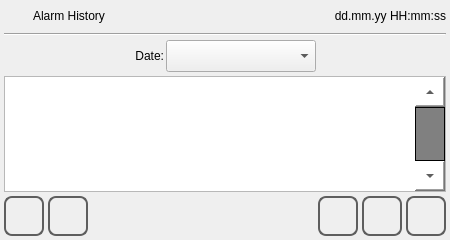
Old version of the form qt_library/ATCMalarms/alarms_history.ui in the repository MECTsrl/mect_plugins.
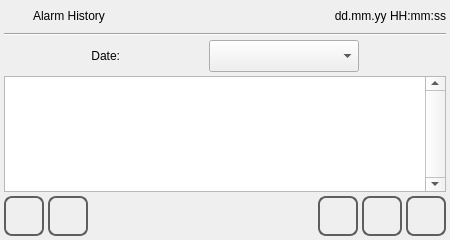
New version of the form. Icons and pictures are not drawn.

```diff
--- a/qt_library/ATCMalarms/alarms_history.ui
+++ b/qt_library/ATCMalarms/alarms_history.ui
@@ -26,7 +26,28 @@
    <string>alarms_history</string>
   </property>
   <property name="styleSheet">
-   <string notr="true"/>
+   <string notr="true">QPushButton  {
+	qproperty-focusPolicy: NoFocus;
+	border-radius: 8px;
+	border: 2px solid  rgb(94, 94, 94);
+	qproperty-iconSize: 24px 24px;
+}
+QPushButton:pressed
+{
+	border: 2px solid  rgb(194, 194, 194);
+	background-color:  rgb(255, 255, 127);
+}
+QPushButton:disabled
+{
+	border: 2px solid  rgb(194, 194, 194);
+}
+QComboBox  {	
+	min-height: 30px;
+	font-size: 20px;
+}
+QScrollBar:vertical {
+	width: 20px;
+}</string>
   </property>
   <layout class="QVBoxLayout" name="verticalLayout">
    <property name="spacing">
@@ -150,6 +171,22 @@
        </property>
       </widget>
      </item>
+     <item>
+      <spacer name="horizontalSpacer_4">
+       <property name="orientation">
+        <enum>Qt::Horizontal</enum>
+       </property>
+       <property name="sizeType">
+        <enum>QSizePolicy::MinimumExpanding</enum>
+       </property>
+       <property name="sizeHint" stdset="0">
+        <size>
+         <width>10</width>
+         <height>20</height>
+        </size>
+       </property>
+      </spacer>
+     </item>
      <item>
       <widget class="QComboBox" name="comboBoxDate">
        <property name="sizePolicy">
@@ -165,43 +202,7 @@
         </size>
        </property>
        <property name="styleSheet">
-        <string notr="true">QComboBox  {	
-	min-height: 30px;
-	font-size: 20px;
-}
-/* Sets up scrollbar size, border, color */
- QScrollBar:vertical {
-     border: 2px solid grey;
-     background: SlateGray;
-     width: 30px;
-     margin: 22px 0 22px 0;
- }
- QScrollBar::handle:vertical {
-     background: LightGray;
-     min-height: 20px;
- }
- QScrollBar::add-line:vertical {
-     border: 2px solid DarkGray;
-     background: LightGray;
-     height: 30px;
-     subcontrol-position: bottom;
-     subcontrol-origin: margin;
- }
-
- QScrollBar::sub-line:vertical {
-     border: 2px solid DarkGray;
-     background: LightGray;
-     height: 30px;
-     subcontrol-position: top;
-     subcontrol-origin: margin;
- }
- QScrollBar::up-arrow:vertical, QScrollBar::down-arrow:vertical {
-     border: 2px solid grey;
-     width: 3px;
-     height: 3px;
-     background: Yellow;
- }
-</string>
+        <string notr="true"/>
        </property>
       </widget>
      </item>
@@ -247,67 +248,7 @@
 {
 	font: 16pt &quot;DejaVu Sans Mono&quot;;
 }
-QScrollBar:vertical
-{
-        border-top: 30px solid #999999;
-        border-bottom: 30px solid #999999;
-        background:white;
-        width:30px;    
-        margin: 0px 0px 0px 0px;
-}
-QScrollBar::handle:vertical 
-{
-        border: 1px solid black;
-	    background: rgb(128, 128, 128);
-        min-height: 10px;
-}
-QScrollBar::add-line:vertical
-{
-        height: 30px;
-	    background: rgb(255, 255, 255);
-        subcontrol-position: bottom;
-        subcontrol-origin: margin;
-	image: url(:/libicons/img/Down.png);
-}
-QScrollBar::sub-line:vertical 
-{
-       height: 30px;
-	    background: rgb(255, 255, 255);
-        subcontrol-position: top;
-	    subcontrol-origin: margin;
-	image: url(:/libicons/img/Up.png);
-}
-
-QScrollBar:horizontal
-{
-        border-left: 30px solid #999999;
-        border-right: 30px solid #999999;
-        background:white;
-        height:30px;    
-        margin: 0px 0px 0px 0px;
-}
-QScrollBar::handle:horizontal 
-{
-        border: 1px solid black;
-	    background: rgb(128, 128, 128);
-        min-width: 10px;
-}
-QScrollBar::add-line:horizontal
-{
-        width: 30px;
-	    background: rgb(255, 255, 255);
-        subcontrol-position: left;
-        subcontrol-origin: margin;
-		image: url(:/libicons/img/Back.png);
-}
-QScrollBar::sub-line:horizontal 
-{
-       width: 30px;
-	    background: rgb(255, 255, 255);
-        subcontrol-position: right;
-	    subcontrol-origin: margin;
-		image: url(:/libicons/img/Forward.png);
-}</string>
+</string>
        </property>
        <property name="verticalScrollBarPolicy">
         <enum>Qt::ScrollBarAlwaysOn</enum>
```
Left out of the diff: 75 changed lines with no effect on the pictures.
